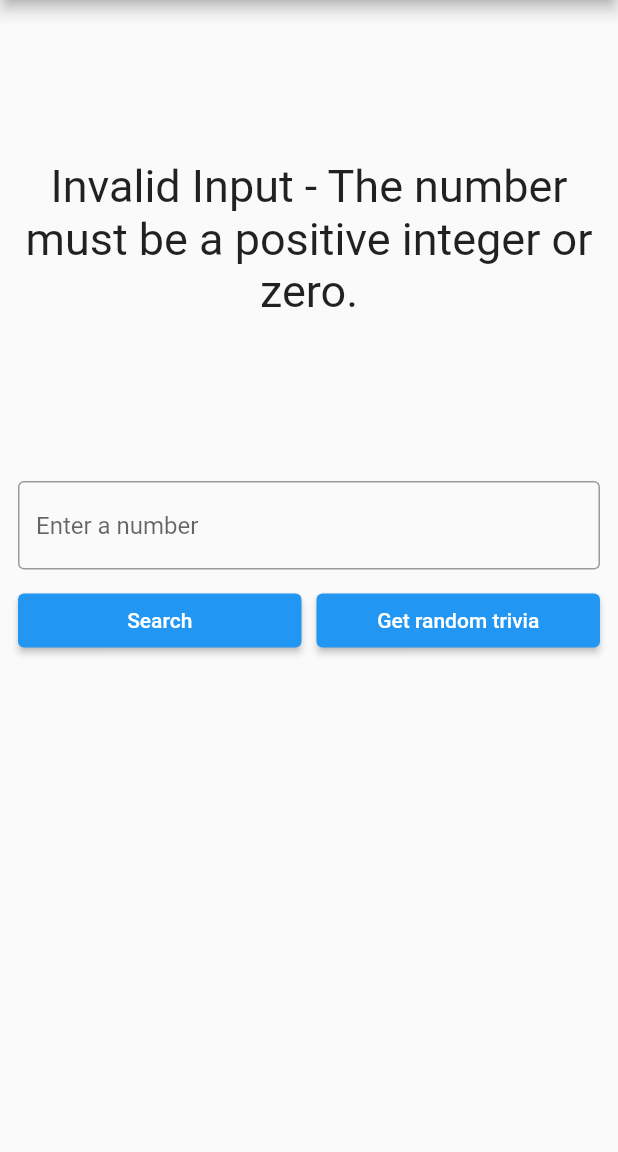
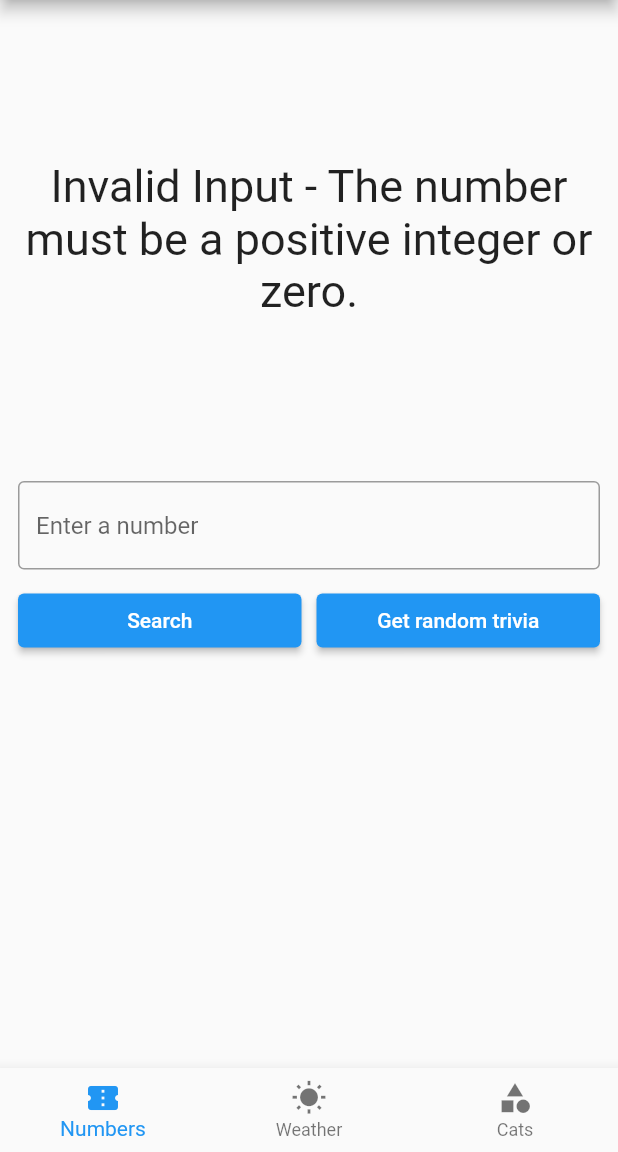
Before and after one commit to vasilevkin/flutter_clean_architecture_app, a Flutter app: the screen it shows after launch, after a tap on "Search", on a phone screen of 412 x 824 dp, the part 84-1236 px from its top. Run offline on Flutter 3.47's test engine with Material 2 defaults, Android fonts, the phone set to English and light mode, and no system bars; our stand-ins replace connectivity_plus, dartz, equatable, flutter_bloc, get_it, shared_preferences; network calls fail.

Commit message:
Implement bottom tab navigation.

```diff
--- a/lib/app/app.dart
+++ b/lib/app/app.dart
@@ -1,7 +1,6 @@
 import 'package:flutter/material.dart';
 import 'package:flutter_clean_architecture_app/app/constants.dart';
-
-import '../features/number_trivia/presentation/screens/number_trivia_screen.dart';
+import 'package:flutter_clean_architecture_app/core/presentation/screens/home_screen.dart';
 
 class CleanArchitectureApp extends StatelessWidget {
   @override
@@ -11,7 +10,7 @@ class CleanArchitectureApp extends StatelessWidget {
         appBar: AppBar(
           title: Text(Constants.appName),
         ),
-        body: NumberTriviaScreen(),
+        body: HomeScreen(),
       ),
     );
   }
--- a/lib/app/constants.dart
+++ b/lib/app/constants.dart
@@ -4,6 +4,10 @@ class Constants {
   static const String search = 'Search';
   static const String random = 'Get random trivia';
   static const String start = 'Start searching!';
+
+  static const String number = 'Numbers';
+  static const String weather = 'Weather';
+  static const String cat = 'Cats';
 
   static const String SERVER_FAILURE_MESSAGE = 'Server Failure';
   static const String CACHE_FAILURE_MESSAGE = 'Cache Failure';
--- /dev/null
+++ b/lib/core/data/datasources/screens_list.dart
@@ -0,0 +1,25 @@
+import 'package:flutter/material.dart';
+import 'package:flutter_clean_architecture_app/app/constants.dart';
+import 'package:flutter_clean_architecture_app/core/presentation/widgets/tab_navigation_item.dart';
+import 'package:flutter_clean_architecture_app/features/number_trivia/presentation/screens/number_trivia_screen.dart';
+import 'package:flutter_clean_architecture_app/features/weather_search/presentation/screens/weather_search_screen.dart';
+
+class ScreensList {
+  static List<TabNavigationItem> get items => [
+        TabNavigationItem(
+          title: Constants.number,
+          icon: Icons.confirmation_number,
+          screen: NumberTriviaScreen(),
+        ),
+        TabNavigationItem(
+          title: Constants.weather,
+          icon: Icons.wb_sunny,
+          screen: WeatherSearchScreen(),
+        ),
+        TabNavigationItem(
+          title: Constants.cat,
+          icon: Icons.category,
+          screen: WeatherSearchScreen(),
+        ),
+      ];
+}
--- /dev/null
+++ b/lib/core/presentation/screens/home_screen.dart
@@ -0,0 +1,45 @@
+import 'package:flutter/material.dart';
+import 'package:flutter_clean_architecture_app/core/data/datasources/screens_list.dart';
+
+
+class HomeScreen extends StatefulWidget {
+  @override
+  _HomeScreenState createState() => _HomeScreenState();
+}
+
+class _HomeScreenState extends State<HomeScreen> {
+  int _currentIndex = 0;
+
+  @override
+  Widget build(BuildContext context) {
+    return Scaffold(
+      body: IndexedStack(
+        index: _currentIndex,
+        children: [
+          for (final tabItem in ScreensList.items) tabItem.screen,
+        ],
+      ),
+      bottomNavigationBar: _makeBottomNavigationBar(),
+    );
+  }
+
+  BottomNavigationBar _makeBottomNavigationBar() {
+    return BottomNavigationBar(
+      currentIndex: _currentIndex,
+      onTap: _onTabTapped,
+      items: [
+        for (final tabItem in ScreensList.items)
+          BottomNavigationBarItem(
+            icon: Icon(tabItem.icon),
+            label: tabItem.title,
+          ),
+      ],
+    );
+  }
+
+  void _onTabTapped(int index) {
+    setState(() {
+      _currentIndex = index;
+    });
+  }
+}
--- /dev/null
+++ b/lib/core/presentation/widgets/tab_navigation_item.dart
@@ -0,0 +1,13 @@
+import 'package:flutter/cupertino.dart';
+
+class TabNavigationItem {
+  final String title;
+  final IconData icon;
+  final Widget screen;
+
+  TabNavigationItem({
+    required this.title,
+    required this.icon,
+    required this.screen,
+  });
+}
```
